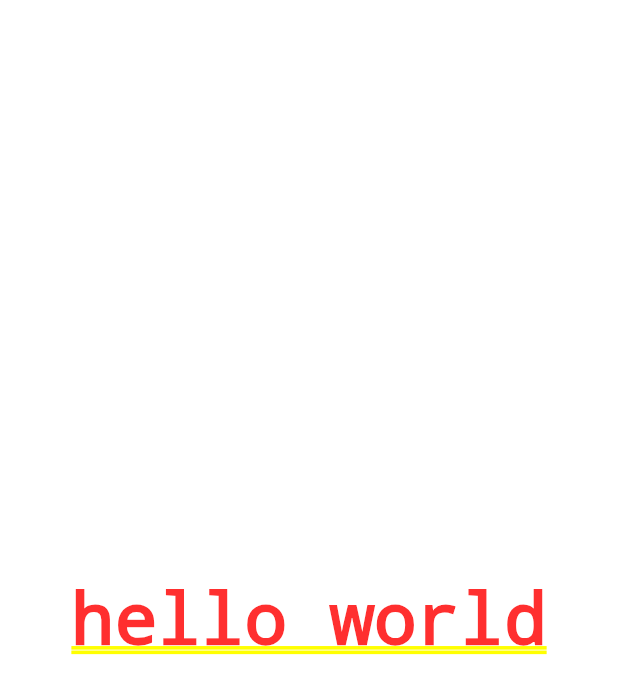
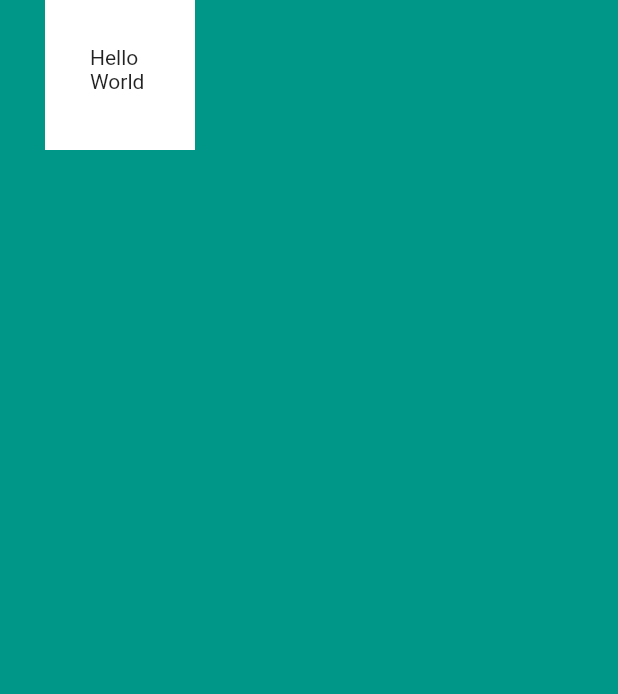
Before and after one commit to TienPhuc02/flutter-course-angela-yu, a Flutter app: the screen it shows after launch, on a phone screen of 412 x 824 dp. Shown: the top 694 px of the screen. Run offline on Flutter 3.47's test engine with Material 2 defaults, Android fonts, the phone set to English and light mode, and no system bars.

Commit message:
how to use container widget

```diff
--- a/lib/main.dart
+++ b/lib/main.dart
@@ -3,14 +3,40 @@ import 'package:flutter/material.dart';
 //hàm main khởi điểm của ứng dụng
 //flutter cấu trúc code bởi 1 cây widget(tree widget)
 void main() {
-  runApp(
-    const MaterialApp(
-      home: Center(
-        child: Text("hello world"),
+  runApp(const MyApp());
+}
+
+class MyApp extends StatelessWidget {
+  const MyApp({super.key});
+
+  @override
+  //build sẽ được gọi bất cứ khi nào mình update widget này
+  Widget build(BuildContext context) {
+    return MaterialApp(
+      home: Scaffold(
+        backgroundColor: Colors.teal,
+        body: SafeArea(
+          child: Container(
+            height: 100,
+            width: 100,
+            // margin: const EdgeInsets.all(20),
+            //margin:20
+            // margin: const EdgeInsets.symmetric(vertical: 50, horizontal: 10),
+            //margin y 50, maring x 10,
+            // margin: const EdgeInsets.fromLTRB(30, 10, 50, 20),
+            //margin top left right bot,
+            margin: const EdgeInsets.only(left: 30),
+            padding: const EdgeInsets.all(30),
+            color: Colors.white,
+            child: const Text("Hello World"),
+            //Container kiểu như div,chỉ có 1 child
+          ),
+        ),
       ),
-    ),
-  );
+    );
+  }
 }
+
 /*
 flutter nó hoạt động dựa trên widget(tiện ích) theo mô hình tree, ở đây là widget lớn nhất Material App,
 bên trong đó là widget Center chịu trách nhiệm bố trí màn hình giúp đặt 1 cái gì đó ở giữa các widget con (phần tử con) nằm ở giữa, ở đây có 1 widget con là
```
Also changed, not shown: 17 other files.
